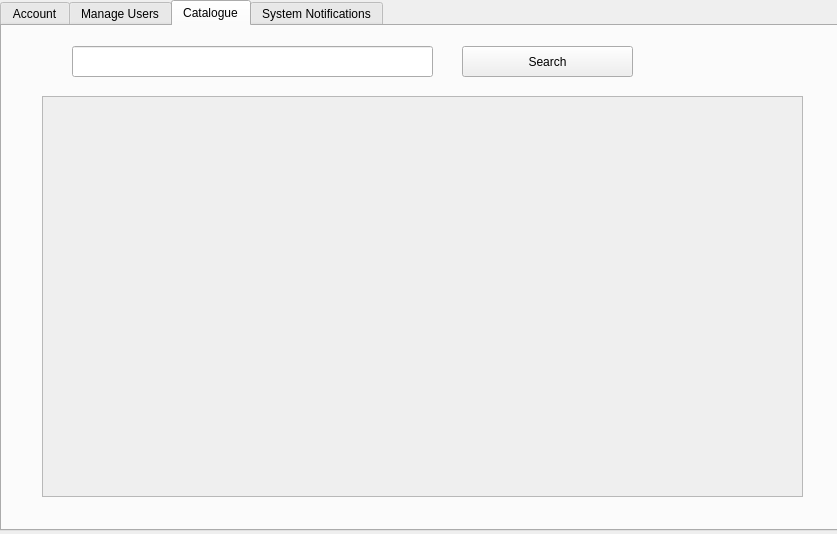
First picture: the form in LibraryApp/adminwindow.ui, repository peterjmen/106.2_library_system, before the edit.
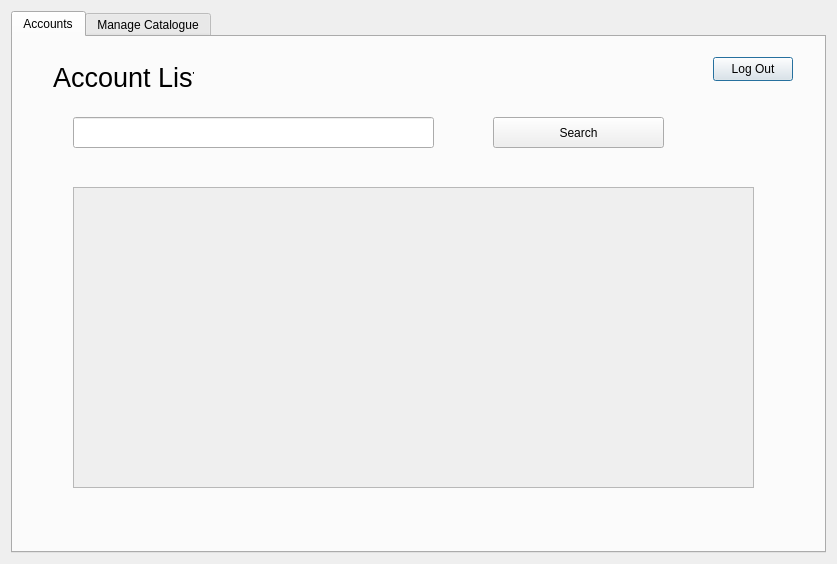
Second picture: the form after the edit. The open tabs and pages were chosen to show the change.

Commit message:
Admin Layout done - need features (listed)
user lookup and needs to be linked to the list

edit and delete books need implementation

```diff
--- a/LibraryApp/adminwindow.ui
+++ b/LibraryApp/adminwindow.ui
@@ -7,35 +7,42 @@
     <x>0</x>
     <y>0</y>
     <width>837</width>
-    <height>534</height>
+    <height>564</height>
    </rect>
   </property>
   <property name="windowTitle">
    <string>Dialog</string>
   </property>
+  <layout class="QHBoxLayout" name="horizontalLayout_2">
+   <item>
   <widget class="QTabWidget" name="tabWidget">
-   <property name="geometry">
-    <rect>
-     <x>0</x>
-     <y>0</y>
-     <width>841</width>
-     <height>531</height>
-    </rect>
-   </property>
    <property name="currentIndex">
     <number>1</number>
    </property>
-   <widget class="QWidget" name="tab_1">
+     <widget class="QWidget" name="tab">
     <attribute name="title">
-     <string>Account</string>
-    </attribute>
-    <widget class="QLabel" name="label">
+       <string>Accounts</string>
+      </attribute>
+      <widget class="QPushButton" name="pushButton_admin_logout">
      <property name="geometry">
       <rect>
-       <x>230</x>
-       <y>30</y>
-       <width>381</width>
-       <height>181</height>
+         <x>700</x>
+         <y>20</y>
+         <width>80</width>
+         <height>24</height>
+        </rect>
+       </property>
+       <property name="text">
+        <string>Log Out</string>
+       </property>
+      </widget>
+      <widget class="QLabel" name="welcomeLabel">
+       <property name="geometry">
+        <rect>
+         <x>40</x>
+         <y>-10</y>
+         <width>141</width>
+         <height>101</height>
       </rect>
      </property>
      <property name="font">
@@ -44,34 +51,16 @@
       </font>
      </property>
      <property name="text">
-      <string>Welcome to the admin window</string>
-     </property>
-    </widget>
-    <widget class="QPushButton" name="pushButton_admin_logout">
+        <string>Account List</string>
+       </property>
+      </widget>
+      <widget class="QScrollArea" name="accountScrollArea">
      <property name="geometry">
       <rect>
-       <x>360</x>
-       <y>260</y>
-       <width>80</width>
-       <height>24</height>
-      </rect>
-     </property>
-     <property name="text">
-      <string>Log out</string>
-     </property>
-    </widget>
-   </widget>
-   <widget class="QWidget" name="tab_2">
-    <attribute name="title">
-     <string>Manage Users</string>
-    </attribute>
-    <widget class="QScrollArea" name="scrollArea_2">
-     <property name="geometry">
-      <rect>
-       <x>40</x>
-       <y>100</y>
-       <width>761</width>
-       <height>331</height>
+         <x>60</x>
+         <y>150</y>
+         <width>681</width>
+         <height>301</height>
       </rect>
      </property>
      <property name="widgetResizable">
@@ -95,7 +84,7 @@
          <height>241</height>
         </rect>
        </property>
-       <layout class="QHBoxLayout" name="horizontalLayout_2">
+         <layout class="QHBoxLayout" name="horizontalLayout_4">
         <property name="spacing">
          <number>2</number>
         </property>
@@ -111,25 +100,31 @@
         <property name="bottomMargin">
          <number>10</number>
         </property>
-       </layout>
+          <item>
+           <layout class="QVBoxLayout" name="accountIdList">
+            <property name="topMargin">
+             <number>0</number>
+            </property>
+            <property name="bottomMargin">
+             <number>0</number>
+            </property>
+           </layout>
+          </item>
+          <item>
+           <layout class="QVBoxLayout" name="accountUsernameList"/>
+          </item>
+          <item>
+           <layout class="QVBoxLayout" name="accountPasswordList"/>
+          </item>
+         </layout>
       </widget>
      </widget>
     </widget>
-    <widget class="QLineEdit" name="lineEdit_bookSearchText_2">
-     <property name="geometry">
-      <rect>
-       <x>90</x>
-       <y>20</y>
-       <width>361</width>
-       <height>31</height>
-      </rect>
-     </property>
-    </widget>
-    <widget class="QPushButton" name="bookSearchButton_2">
+      <widget class="QPushButton" name="accountSearchButton">
      <property name="geometry">
       <rect>
        <x>480</x>
-       <y>20</y>
+         <y>80</y>
        <width>171</width>
        <height>31</height>
       </rect>
@@ -138,16 +133,26 @@
       <string>Search</string>
      </property>
     </widget>
-   </widget>
-   <widget class="QWidget" name="tab">
+      <widget class="QLineEdit" name="accountSearchBar">
+       <property name="geometry">
+        <rect>
+         <x>60</x>
+         <y>80</y>
+         <width>361</width>
+         <height>31</height>
+        </rect>
+       </property>
+      </widget>
+     </widget>
+     <widget class="QWidget" name="tab_2">
     <attribute name="title">
-     <string>Catalogue</string>
+       <string>Manage Catalogue</string>
     </attribute>
     <widget class="QPushButton" name="bookSearchButton">
      <property name="geometry">
       <rect>
-       <x>460</x>
-       <y>20</y>
+         <x>490</x>
+         <y>70</y>
        <width>171</width>
        <height>31</height>
       </rect>
@@ -159,8 +164,8 @@
     <widget class="QLineEdit" name="lineEdit_bookSearchText">
      <property name="geometry">
       <rect>
-       <x>70</x>
-       <y>20</y>
+         <x>90</x>
+         <y>70</y>
        <width>361</width>
        <height>31</height>
       </rect>
@@ -169,10 +174,10 @@
     <widget class="QScrollArea" name="scrollArea">
      <property name="geometry">
       <rect>
-       <x>40</x>
-       <y>70</y>
-       <width>761</width>
-       <height>401</height>
+         <x>10</x>
+         <y>130</y>
+         <width>791</width>
+         <height>301</height>
       </rect>
      </property>
      <property name="widgetResizable">
@@ -183,17 +188,17 @@
        <rect>
         <x>0</x>
         <y>0</y>
-        <width>759</width>
-        <height>399</height>
+          <width>789</width>
+          <height>299</height>
        </rect>
       </property>
       <widget class="QWidget" name="horizontalLayoutWidget">
        <property name="geometry">
         <rect>
-         <x>50</x>
-         <y>40</y>
-         <width>661</width>
-         <height>321</height>
+           <x>0</x>
+           <y>10</y>
+           <width>781</width>
+           <height>271</height>
         </rect>
        </property>
        <layout class="QHBoxLayout" name="horizontalLayout">
@@ -226,63 +231,8 @@
          <layout class="QVBoxLayout" name="bookInfoVertLayout"/>
         </item>
         <item>
-         <layout class="QVBoxLayout" name="bookOptions"/>
-        </item>
-       </layout>
-      </widget>
-     </widget>
-    </widget>
-   </widget>
-   <widget class="QWidget" name="tab_3">
-    <attribute name="title">
-     <string>System Notifications</string>
-    </attribute>
-    <widget class="QScrollArea" name="scrollArea_3">
-     <property name="geometry">
-      <rect>
-       <x>50</x>
-       <y>70</y>
-       <width>761</width>
-       <height>401</height>
-      </rect>
-     </property>
-     <property name="widgetResizable">
-      <bool>true</bool>
-     </property>
-     <widget class="QWidget" name="scrollContents_3">
-      <property name="geometry">
-       <rect>
-        <x>0</x>
-        <y>0</y>
-        <width>759</width>
-        <height>399</height>
-       </rect>
-      </property>
-      <widget class="QWidget" name="horizontalLayoutWidget_3">
-       <property name="geometry">
-        <rect>
-         <x>50</x>
-         <y>40</y>
-         <width>661</width>
-         <height>321</height>
-        </rect>
-       </property>
-       <layout class="QHBoxLayout" name="horizontalLayout_3">
-        <property name="spacing">
-         <number>2</number>
-        </property>
-        <property name="leftMargin">
-         <number>10</number>
-        </property>
-        <property name="topMargin">
-         <number>10</number>
-        </property>
-        <property name="rightMargin">
-         <number>10</number>
-        </property>
-        <property name="bottomMargin">
-         <number>10</number>
-        </property>
+           <layout class="QVBoxLayout" name="editBook"/>
+          </item>
         <item>
          <layout class="QVBoxLayout" name="bookCoverVertLayout_2">
           <property name="topMargin">
@@ -328,6 +278,8 @@
     </widget>
    </widget>
   </widget>
+   </item>
+  </layout>
  </widget>
  <resources/>
  <connections/>
```
Left out of the diff: 62 changed lines with no effect on the pictures. Lines whose indentation alone changed are shown as unchanged. The commit also changes 523 other files.
